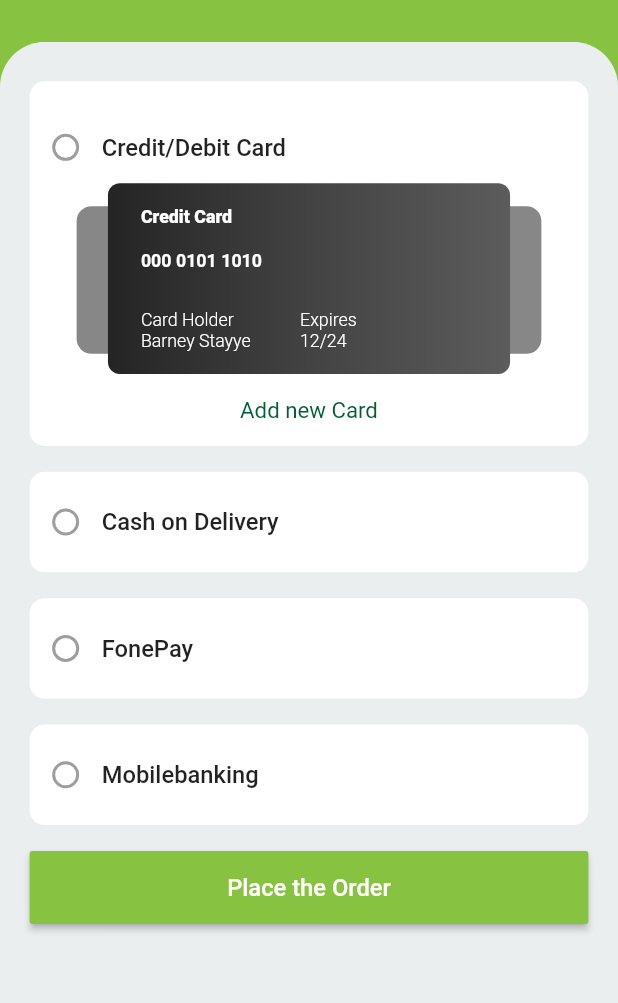
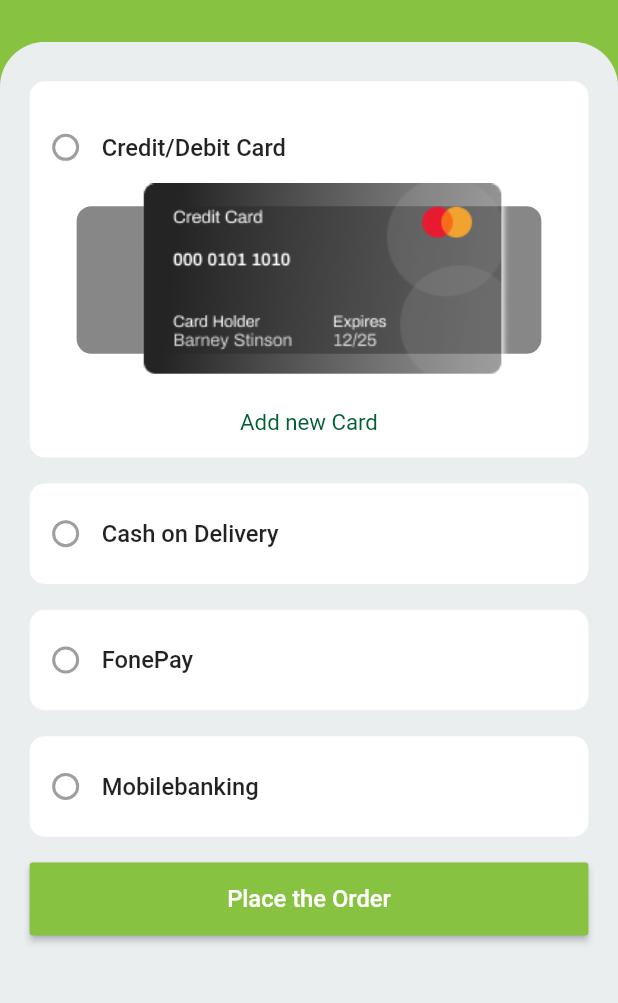
Before and after one commit to Sudarshan519/khetipati, a Flutter app: the Payment screen opened directly, on a phone screen of 412 x 824 dp, the part 80-1083 px from its top. Run offline on Flutter 3.47's test engine with Material 2 defaults, Android fonts, the phone set to English and light mode, and no system bars; our stand-ins replace connectivity, get, get_storage, google_fonts; accounts and stored records are empty.

Commit message:
responsive 2

```diff
--- a/lib/screens/home/widgets/navitem.dart
+++ b/lib/screens/home/widgets/navitem.dart
@@ -1,5 +1,6 @@
 import 'package:flutter/material.dart';
 import 'package:khetipati/constant/colors.dart';
+import 'package:khetipati/constant/size_config.dart';
 
 class NavItem extends StatelessWidget {
   const NavItem(
@@ -24,11 +25,11 @@ class NavItem extends StatelessWidget {
             Image.asset(
               isSelected ? icon[1] : icon[0],
               color: isSelected ? null : AppColors.darkgrey,
-              width: 30,
-              height: 30,
+              width: getWidth(30),
+              height: getHeight(30),
             ),
             SizedBox(
-              height: MediaQuery.of(context).size.height * 0.009,
+              height: getHeight(10),
             ),
             isSelected
                 ? Container(
@@ -38,9 +39,9 @@ class NavItem extends StatelessWidget {
                     width: 8)
                 : Text(
                     label,
-                    style: const TextStyle(
-                        color: Color.fromRGBO(0, 0, 0, 0.8),
-                        fontSize: 12,
+                    style: TextStyle(
+                        color: const Color.fromRGBO(0, 0, 0, 0.8),
+                        fontSize: getFont(12),
                         fontWeight: FontWeight.w400),
                   )
           ],
--- a/lib/screens/profile/payment/add_card.dart
+++ b/lib/screens/profile/payment/add_card.dart
@@ -111,7 +111,10 @@ class _AddCardState extends State<AddCard> {
                 ),
               ],
             ),
-            creditCard(),
+            Container(
+                width: getWidth(224),
+                child: Image.asset('assets/images/card.png')),
+            //  creditCard(),
             SizedBox(
               height: getHeight(40),
             ),
--- a/lib/screens/profile/payment/payment.dart
+++ b/lib/screens/profile/payment/payment.dart
@@ -101,80 +101,81 @@ class _PaymentState extends State<Payment> {
               ),
               Center(
                 child: Container(
-                  width: getWidth(244),
-                  // height: getHeight(130),
-                  padding: EdgeInsets.only(left: getWidth(20)),
-                  decoration: BoxDecoration(
-                    borderRadius: BorderRadius.circular(8),
-                    gradient: const LinearGradient(
-                      begin: Alignment.centerLeft,
-                      end: Alignment.centerRight,
-                      colors: <Color>[
-                        Color.fromRGBO(36, 36, 36, 1),
-                        Color.fromRGBO(67, 67, 67, 1),
-                        Color.fromRGBO(92, 92, 92, 1)
-                      ],
-                      stops: [0, 0.5, 1],
+                    width: getWidth(244),
+                    // height: getHeight(130),
+                    padding: EdgeInsets.only(left: getWidth(20)),
+                    // decoration: BoxDecoration(
+                    //   borderRadius: BorderRadius.circular(8),
+                    //   gradient: const LinearGradient(
+                    //     begin: Alignment.centerLeft,
+                    //     end: Alignment.centerRight,
+                    //     colors: <Color>[
+                    //       Color.fromRGBO(36, 36, 36, 1),
+                    //       Color.fromRGBO(67, 67, 67, 1),
+                    //       Color.fromRGBO(92, 92, 92, 1)
+                    //     ],
+                    //     stops: [0, 0.5, 1],
+                    //   ),
+                    // ),
+                    child: Center(child: Image.asset('assets/images/card.png'))
+                    // Column(
+                    //   crossAxisAlignment: CrossAxisAlignment.start,
+                    //   mainAxisAlignment: MainAxisAlignment.start,
+                    //   children: [
+                    //     SizedBox(
+                    //       height: getHeight(15),
+                    //     ),
+                    //     Row(
+                    //       children: [
+                    //         Text(
+                    //           'Credit Card',
+                    //           style: TextStyle(
+                    //               fontSize: getFont(12),
+                    //               color: Colors.white,
+                    //               fontWeight: FontWeight.w800),
+                    //         ),
+                    //       ],
+                    //     ),
+                    //     SizedBox(
+                    //       height: getHeight(15),
+                    //     ),
+                    //     Text(
+                    //       '000 0101 1010',
+                    //       style: TextStyle(
+                    //           fontSize: getFont(12),
+                    //           color: Colors.white,
+                    //           fontWeight: FontWeight.bold),
+                    //     ),
+                    //     SizedBox(
+                    //       height: getHeight(25),
+                    //     ),
+                    //     Row(
+                    //       children: [
+                    //         Text(
+                    //           'Card Holder\nBarney Stayye',
+                    //           style: TextStyle(
+                    //               fontSize: getFont(12),
+                    //               color: Colors.white,
+                    //               fontWeight: FontWeight.w300),
+                    //         ),
+                    //         SizedBox(
+                    //           width: getWidth(30),
+                    //         ),
+                    //         Text(
+                    //           'Expires\n12/24',
+                    //           style: TextStyle(
+                    //               fontSize: getFont(12),
+                    //               color: Colors.white,
+                    //               fontWeight: FontWeight.w300),
+                    //         ),
+                    //       ],
+                    //     ),
+                    //     SizedBox(
+                    //       height: getHeight(15),
+                    //     ),
+                    //   ],
+                    // ),
                     ),
-                  ),
-                  child: Column(
-                    crossAxisAlignment: CrossAxisAlignment.start,
-                    mainAxisAlignment: MainAxisAlignment.start,
-                    children: [
-                      SizedBox(
-                        height: getHeight(15),
-                      ),
-                      Row(
-                        children: [
-                          Text(
-                            'Credit Card',
-                            style: TextStyle(
-                                fontSize: getFont(12),
-                                color: Colors.white,
-                                fontWeight: FontWeight.w800),
-                          ),
-                        ],
-                      ),
-                      SizedBox(
-                        height: getHeight(15),
-                      ),
-                      Text(
-                        '000 0101 1010',
-                        style: TextStyle(
-                            fontSize: getFont(12),
-                            color: Colors.white,
-                            fontWeight: FontWeight.bold),
-                      ),
-                      SizedBox(
-                        height: getHeight(25),
-                      ),
-                      Row(
-                        children: [
-                          Text(
-                            'Card Holder\nBarney Stayye',
-                            style: TextStyle(
-                                fontSize: getFont(12),
-                                color: Colors.white,
-                                fontWeight: FontWeight.w300),
-                          ),
-                          SizedBox(
-                            width: getWidth(30),
-                          ),
-                          Text(
-                            'Expires\n12/24',
-                            style: TextStyle(
-                                fontSize: getFont(12),
-                                color: Colors.white,
-                                fontWeight: FontWeight.w300),
-                          ),
-                        ],
-                      ),
-                      SizedBox(
-                        height: getHeight(15),
-                      ),
-                    ],
-                  ),
-                ),
               ),
             ],
           ),
--- a/lib/screens/profile/profile.dart
+++ b/lib/screens/profile/profile.dart
@@ -5,6 +5,7 @@ import 'package:get/get.dart';
 import 'package:khetipati/constant/colors.dart';
 import 'package:khetipati/constant/size_config.dart';
 import 'package:khetipati/screens/LoginRegisterPage/login.dart';
+import 'package:khetipati/screens/home/tabs/orders_tab.dart';
 import 'package:khetipati/screens/orders/orders.dart';
 import 'package:khetipati/screens/profile/payment/payment.dart';
 import 'package:khetipati/screens/profile/reviews/reviews.dart';
@@ -170,7 +171,7 @@ class _ProfileState extends State<Profile> {
                 onTap: () {
                   Navigator.push(
                     context,
-                    MaterialPageRoute(builder: (context) => const Orders()),
+                    MaterialPageRoute(builder: (context) => const OrdersTab()),
                   );
                 },
                 child:
--- a/lib/screens/profile/reviews/reviews.dart
+++ b/lib/screens/profile/reviews/reviews.dart
@@ -152,12 +152,12 @@ class _ReviewsState extends State<Reviews> {
                 padding: const EdgeInsets.all(10),
                 width: MediaQuery.of(context).size.width * 0.75,
                 // height: 42,
-                child: const Text(
+                child: Text(
                   '“Shankhaul Marga, Kathmandu 44600 Lorem Ipsum dolor sit Shankhaul Marga, Kathmandu 44600 Lorem Ipsum dolor sit ”',
                   style: TextStyle(
-                    fontSize: 13,
+                    fontSize: getFont(13),
                     fontWeight: FontWeight.w400,
-                    color: Color.fromRGBO(0, 0, 0, 0.5),
+                    color: const Color.fromRGBO(0, 0, 0, 0.5),
                   ),
                 ),
               ),
```
Also changed, not shown: assets/images/card.png (added).
